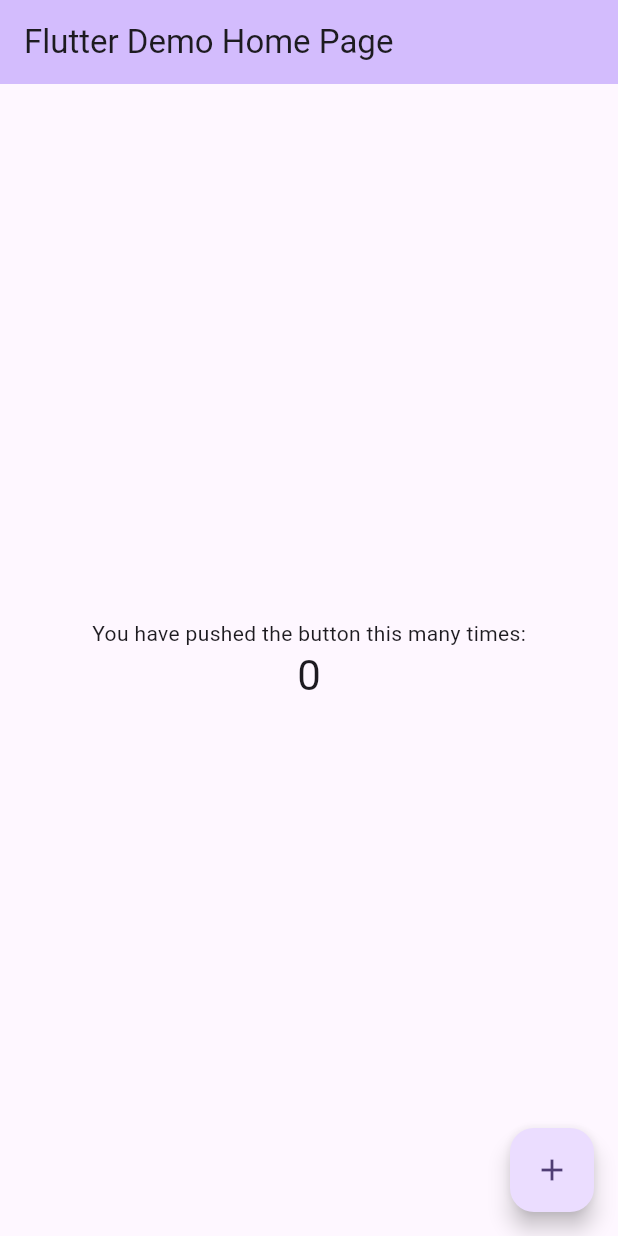
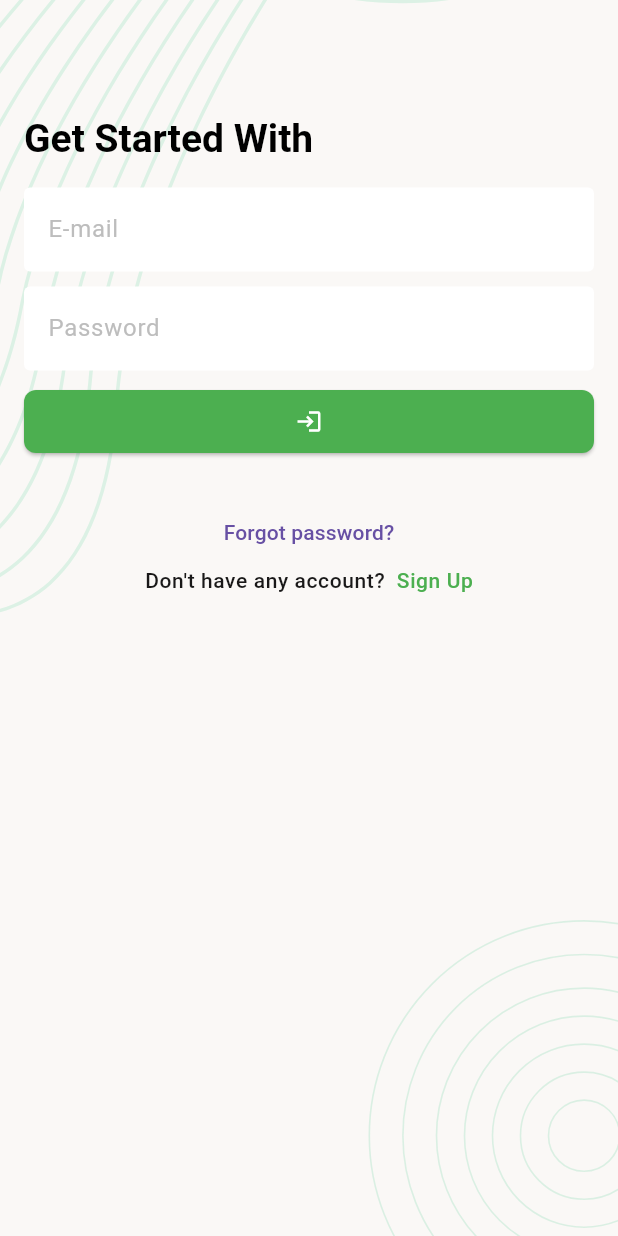
Before and after one commit to nafiurrahmansabbir/Task_Manager, a Flutter app: the screen it shows after launch, on a phone screen of 412 x 824 dp. Run offline on Flutter 3.47's test engine with Material 3 defaults, Android fonts, the phone set to English and light mode, and no system bars; our stand-ins replace flutter_svg.

Commit message:
Sing in Screen Added

```diff
--- /dev/null
+++ b/lib/app/app.dart
@@ -0,0 +1,50 @@
+import 'package:flutter/material.dart';
+import 'package:task_manager/ui/screens/auth/splash_screen.dart';
+import 'package:task_manager/ui/utilitys/app_colors.dart';
+
+class TaskManagerApp extends StatelessWidget {
+  const TaskManagerApp({super.key});
+
+  @override
+  Widget build(BuildContext context) {
+    return MaterialApp(
+      debugShowCheckedModeBanner: false,
+      home: SplashScreen(),
+      theme: lightThemeData(),
+    );
+  }
+
+  ThemeData lightThemeData() {
+    return ThemeData(
+      inputDecorationTheme: InputDecorationTheme(
+        hintStyle: TextStyle(
+          color: Colors.grey.shade400
+        ),
+        fillColor: Colors.white,
+        filled: true,
+        border: OutlineInputBorder(
+          borderSide: BorderSide.none,
+        ),
+      ),
+      textTheme: TextTheme(
+        titleLarge: TextStyle(
+          fontSize: 26,
+          fontWeight: FontWeight.bold,
+          color: Colors.black,
+        )
+      ),
+      elevatedButtonTheme: ElevatedButtonThemeData(
+        style: ElevatedButton.styleFrom(
+          backgroundColor: AppColors.themeColor,
+          padding: EdgeInsets.symmetric(vertical: 12),
+          foregroundColor: AppColors.white,
+          fixedSize: Size.fromWidth(double.maxFinite),
+          shape: RoundedRectangleBorder(
+            borderRadius: BorderRadius.circular(8),
+          )
+
+        )
+      )
+    );
+  }
+}
--- a/lib/main.dart
+++ b/lib/main.dart
@@ -1,125 +1,6 @@
-import 'package:flutter/material.dart';
+import 'package:flutter/cupertino.dart';
+import 'package:task_manager/app/app.dart';
 
-void main() {
-  runApp(const MyApp());
+void main(){
+  runApp(const TaskManagerApp());
 }
-
-class MyApp extends StatelessWidget {
-  const MyApp({super.key});
-
-  // This widget is the root of your application.
-  @override
-  Widget build(BuildContext context) {
-    return MaterialApp(
-      title: 'Flutter Demo',
-      theme: ThemeData(
-        // This is the theme of your application.
-        //
-        // TRY THIS: Try running your application with "flutter run". You'll see
-        // the application has a purple toolbar. Then, without quitting the app,
-        // try changing the seedColor in the colorScheme below to Colors.green
-        // and then invoke "hot reload" (save your changes or press the "hot
-        // reload" button in a Flutter-supported IDE, or press "r" if you used
-        // the command line to start the app).
-        //
-        // Notice that the counter didn't reset back to zero; the application
-        // state is not lost during the reload. To reset the state, use hot
-        // restart instead.
-        //
-        // This works for code too, not just values: Most code changes can be
-        // tested with just a hot reload.
-        colorScheme: ColorScheme.fromSeed(seedColor: Colors.deepPurple),
-        useMaterial3: true,
-      ),
-      home: const MyHomePage(title: 'Flutter Demo Home Page'),
-    );
-  }
-}
-
-class MyHomePage extends StatefulWidget {
-  const MyHomePage({super.key, required this.title});
-
-  // This widget is the home page of your application. It is stateful, meaning
-  // that it has a State object (defined below) that contains fields that affect
-  // how it looks.
-
-  // This class is the configuration for the state. It holds the values (in this
-  // case the title) provided by the parent (in this case the App widget) and
-  // used by the build method of the State. Fields in a Widget subclass are
-  // always marked "final".
-
-  final String title;
-
-  @override
-  State<MyHomePage> createState() => _MyHomePageState();
-}
-
-class _MyHomePageState extends State<MyHomePage> {
-  int _counter = 0;
-
-  void _incrementCounter() {
-    setState(() {
-      // This call to setState tells the Flutter framework that something has
-      // changed in this State, which causes it to rerun the build method below
-      // so that the display can reflect the updated values. If we changed
-      // _counter without calling setState(), then the build method would not be
-      // called again, and so nothing would appear to happen.
-      _counter++;
-    });
-  }
-
-  @override
-  Widget build(BuildContext context) {
-    // This method is rerun every time setState is called, for instance as done
-    // by the _incrementCounter method above.
-    //
-    // The Flutter framework has been optimized to make rerunning build methods
-    // fast, so that you can just rebuild anything that needs updating rather
-    // than having to individually change instances of widgets.
-    return Scaffold(
-      appBar: AppBar(
-        // TRY THIS: Try changing the color here to a specific color (to
-        // Colors.amber, perhaps?) and trigger a hot reload to see the AppBar
-        // change color while the other colors stay the same.
-        backgroundColor: Theme.of(context).colorScheme.inversePrimary,
-        // Here we take the value from the MyHomePage object that was created by
-        // the App.build method, and use it to set our appbar title.
-        title: Text(widget.title),
-      ),
-      body: Center(
-        // Center is a layout widget. It takes a single child and positions it
-        // in the middle of the parent.
-        child: Column(
-          // Column is also a layout widget. It takes a list of children and
-          // arranges them vertically. By default, it sizes itself to fit its
-          // children horizontally, and tries to be as tall as its parent.
-          //
-          // Column has various properties to control how it sizes itself and
-          // how it positions its children. Here we use mainAxisAlignment to
-          // center the children vertically; the main axis here is the vertical
-          // axis because Columns are vertical (the cross axis would be
-          // horizontal).
-          //
-          // TRY THIS: Invoke "debug painting" (choose the "Toggle Debug Paint"
-          // action in the IDE, or press "p" in the console), to see the
-          // wireframe for each widget.
-          mainAxisAlignment: MainAxisAlignment.center,
-          children: <Widget>[
-            const Text(
-              'You have pushed the button this many times:',
-            ),
-            Text(
-              '$_counter',
-              style: Theme.of(context).textTheme.headlineMedium,
-            ),
-          ],
-        ),
-      ),
-      floatingActionButton: FloatingActionButton(
-        onPressed: _incrementCounter,
-        tooltip: 'Increment',
-        child: const Icon(Icons.add),
-      ), // This trailing comma makes auto-formatting nicer for build methods.
-    );
-  }
-}
--- /dev/null
+++ b/lib/ui/screens/auth/splash_screen.dart
@@ -0,0 +1,46 @@
+import 'package:flutter/material.dart';
+import 'package:flutter_svg/flutter_svg.dart';
+import 'package:task_manager/ui/utilitys/asset_paths.dart';
+import 'package:task_manager/ui/widgets/background_widget.dart';
+import '../sign_in_screen.dart';
+
+
+
+class SplashScreen extends StatefulWidget {
+  const SplashScreen({super.key});
+
+  @override
+  State<SplashScreen> createState() => _SplashScreenState();
+}
+
+class _SplashScreenState extends State<SplashScreen> {
+  @override
+  void initState() {
+    // TODO: implement initState
+    super.initState();
+    _moveToNextScreen();
+  }
+
+  Future<void> _moveToNextScreen() async {
+    await Future.delayed(const Duration(seconds: 3));
+
+    if(mounted){
+      Navigator.pushReplacement(
+          context, MaterialPageRoute(builder: (context) => SignInScreen()));
+    }
+
+  }
+
+  @override
+  Widget build(BuildContext context) {
+    return Scaffold(
+        body: BackgroundWidget(
+      child: Center(
+        child: SvgPicture.asset(
+          AssetPaths.appLogoSvg,
+          width: 140,
+        ),
+      ),
+    ));
+  }
+}
--- /dev/null
+++ b/lib/ui/screens/sign_in_screen.dart
@@ -0,0 +1,99 @@
+import 'package:flutter/gestures.dart';
+import 'package:flutter/material.dart';
+import 'package:task_manager/ui/utilitys/app_colors.dart';
+import 'package:task_manager/ui/widgets/background_widget.dart';
+
+class SignInScreen extends StatefulWidget {
+  const SignInScreen({super.key});
+
+  @override
+  State<SignInScreen> createState() => _SignInScreenState();
+}
+
+class _SignInScreenState extends State<SignInScreen> {
+  final TextEditingController _emailTeController = TextEditingController();
+  final TextEditingController _passwordTeController = TextEditingController();
+
+  @override
+  Widget build(BuildContext context) {
+    return Scaffold(
+      body: BackgroundWidget(
+        child: SafeArea(
+          child: SingleChildScrollView(
+            child: Padding(
+              padding: const EdgeInsets.all(16.0),
+              child: Column(
+                crossAxisAlignment: CrossAxisAlignment.start,
+                children: [
+                  const SizedBox(height: 60),
+                  Text(
+                    'Get Started With',
+                    style: Theme.of(context).textTheme.titleLarge,
+                  ),
+                  const SizedBox(height: 16),
+                  TextFormField(
+                    controller: _emailTeController,
+                    decoration: InputDecoration(
+                      hintText: 'E-mail',
+                    ),
+                  ),
+                  const SizedBox(height: 10),
+                  TextFormField(
+                    controller: _passwordTeController,
+                    decoration: InputDecoration(
+                      hintText: 'Password',
+                    ),
+                  ),
+                  const SizedBox(height: 10),
+                  ElevatedButton(
+                    onPressed: () {},
+                    child: Icon(Icons.login),
+                  ),
+                  const SizedBox(
+                    height: 26,
+                  ),
+                  Center(
+                    child: Column(
+                      children: [
+                        TextButton(
+                          onPressed: () {},
+                          child: Text('Forgot password?'),
+                        ),
+                        RichText(
+                          text: TextSpan(
+                            style: TextStyle(
+                              color: Colors.black.withOpacity(0.9),
+                              fontWeight: FontWeight.w500,
+                              letterSpacing: 0.4,
+                            ),
+                            text: "Don't have any account?  ",
+                            children: [
+                              TextSpan(
+                                style: TextStyle(
+                                  color: AppColors.themeColor,
+                                ),
+                                text: "Sign Up",
+                                recognizer: TapGestureRecognizer()..onTap=(){}
+                              ),
+                            ],
+                          ),
+                        ),
+                      ],
+                    ),
+                  ),
+                ],
+              ),
+            ),
+          ),
+        ),
+      ),
+    );
+  }
+
+  @override
+  void dispose() {
+    _emailTeController.dispose();
+    _passwordTeController.dispose();
+    super.dispose();
+  }
+}
--- /dev/null
+++ b/lib/ui/utilitys/app_colors.dart
@@ -0,0 +1,6 @@
+import 'package:flutter/material.dart';
+
+class AppColors {
+  static const Color themeColor = Colors.green;
+  static const Color white = Colors.white;
+}
--- /dev/null
+++ b/lib/ui/utilitys/asset_paths.dart
@@ -0,0 +1,7 @@
+class AssetPaths{
+  static const String _basePath='assets';
+  static const String _imagepath='$_basePath/images';
+
+  static const String backgroundSvg= '$_imagepath/background.svg';
+  static const String appLogoSvg= '$_imagepath/logo.svg';
+}
--- /dev/null
+++ b/lib/ui/widgets/background_widget.dart
@@ -0,0 +1,25 @@
+import 'package:flutter/cupertino.dart';
+import 'package:flutter_svg/svg.dart';
+import '../utilitys/asset_paths.dart';
+
+class BackgroundWidget extends StatelessWidget {
+  const BackgroundWidget({super.key, required this.child});
+
+  final Widget child;
+
+  @override
+  Widget build(BuildContext context) {
+    return Stack(
+      children: [
+        SvgPicture.asset(
+          AssetPaths.backgroundSvg,
+          height: double.maxFinite,
+          width: double.maxFinite,
+          fit: BoxFit.cover,
+        ),
+        child
+
+      ],
+    );
+  }
+}
```
Also changed, not shown: 1 other file.
